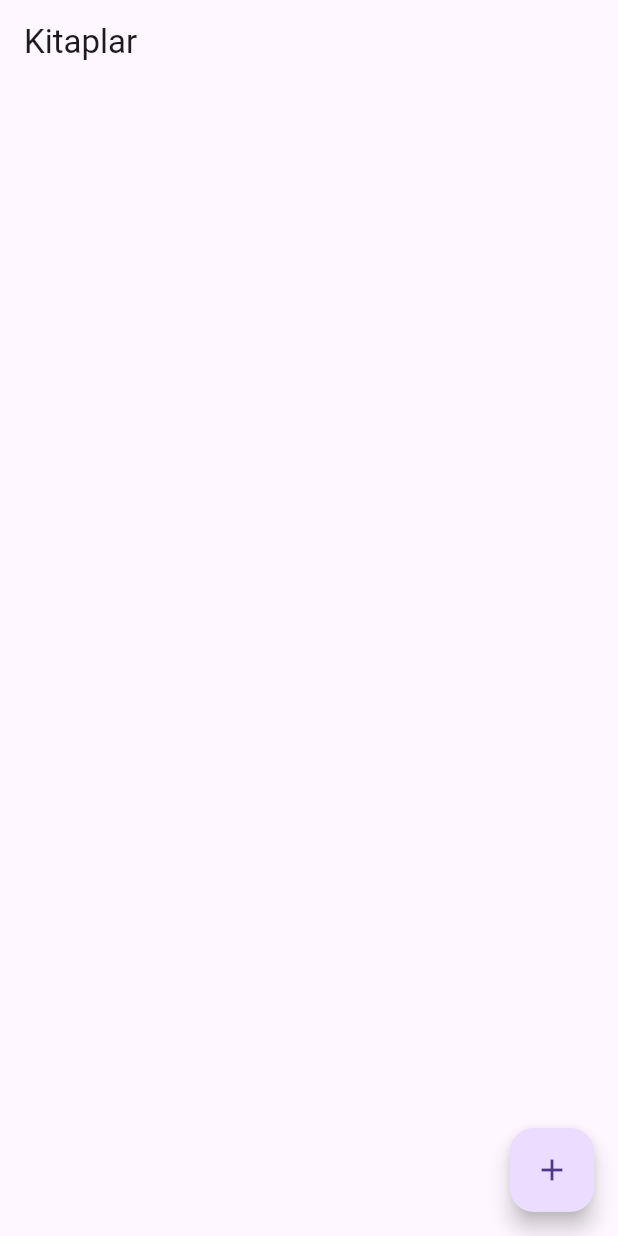
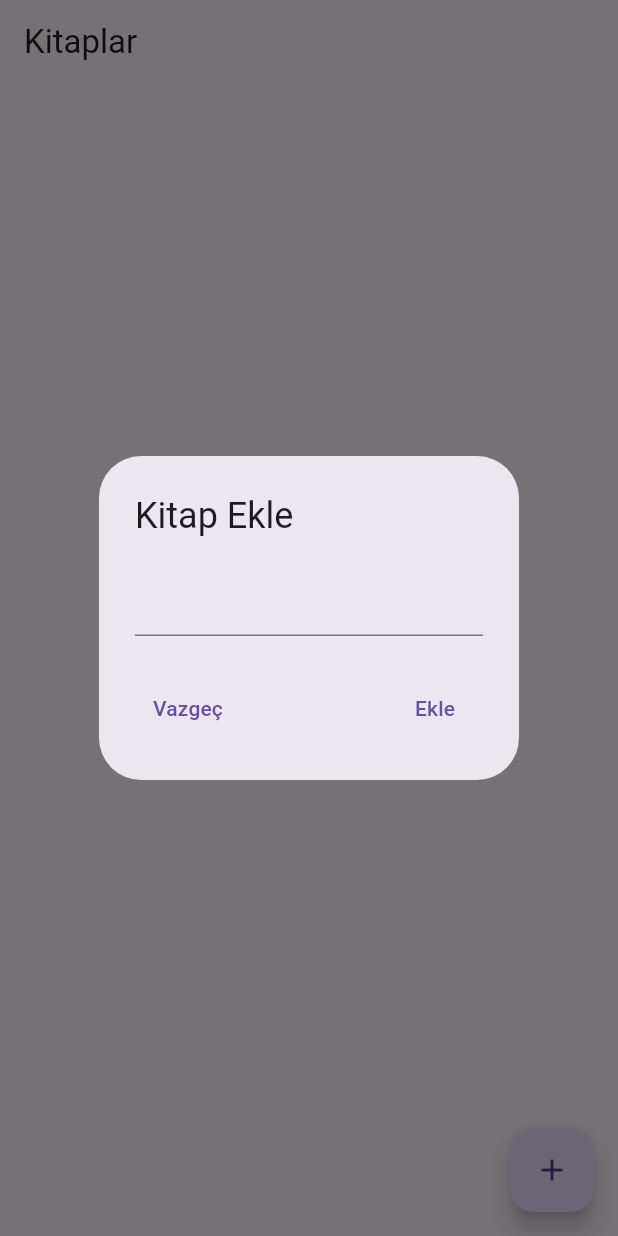
Before and after one commit to mhmthn24/flutter_yazar_sqlite, a Flutter app: the screen it shows after launch, after a tap on the "add" icon, on a phone screen of 412 x 824 dp. Run offline on Flutter 3.47's test engine with Material 3 defaults, Android fonts, the phone set to English and light mode, and no system bars; our stand-ins replace sqflite; accounts and stored records are empty.

Commit message:
Listeleme ekranına Alert Dialog eklendi.

```diff
--- a/lib/view/ListelemeTumKitaplar.dart
+++ b/lib/view/ListelemeTumKitaplar.dart
@@ -7,7 +7,7 @@ class Listelemetumkitaplar extends StatelessWidget {
   Widget build(BuildContext context) {
     return Scaffold(
       appBar: _build_appBar(),
-      floatingActionButton: _build_fab(),
+      floatingActionButton: _build_fab(context),
       //body: _build_body(),
     );
   }
@@ -18,12 +18,47 @@ class Listelemetumkitaplar extends StatelessWidget {
     );
   }
 
-  Widget _build_fab(){
+  Widget _build_fab(BuildContext context){
     return FloatingActionButton(
-      onPressed: (){},
+      onPressed: (){
+        _build_alert_dialog(context);
+      },
       child: Icon(Icons.add),
     );
   }
 
+  Future<String?> _build_alert_dialog(BuildContext context){
+    return showDialog<String>(
+      context: context,
+      builder: (context){
+
+        String? kitapAdi;
+
+        return AlertDialog(
+          title: Text("Kitap Ekle"),
+          content: TextField(
+            onChanged: (String kullaniciGiris){
+              kitapAdi = kullaniciGiris;
+            },
+          ),
+          actions: [
+            Row(
+              mainAxisSize: MainAxisSize.max,
+              mainAxisAlignment: MainAxisAlignment.spaceBetween,
+              children: [
+                TextButton(
+                    onPressed: (){
+                      Navigator.pop(context);
+                    },
+                    child: Text("Vazgeç")
+                ),
+                TextButton(onPressed: (){}, child: Text("Ekle"))
+              ],
+            )
+          ],
+        );
+      },
+    );
+  }
 
 }
```
